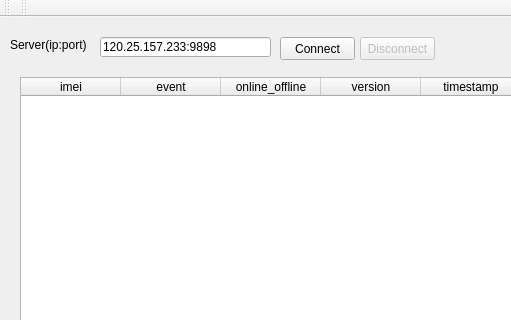
Qt form mainwindow.ui (lc641777437/simcom_manager) before a commit; both pictures show x 0 to 511 and y 0 to 320 of the 860 by 502 pixel window.
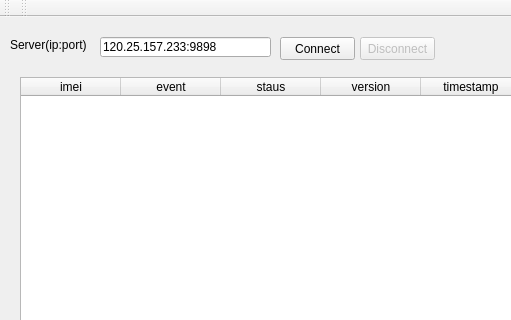
The same form after that commit.

What changed in the file:
```diff
--- a/mainwindow.ui
+++ b/mainwindow.ui
@@ -53,7 +53,7 @@
     </column>
     <column>
      <property name="text">
-      <string>online_offline</string>
+      <string>staus</string>
      </property>
     </column>
     <column>
```
